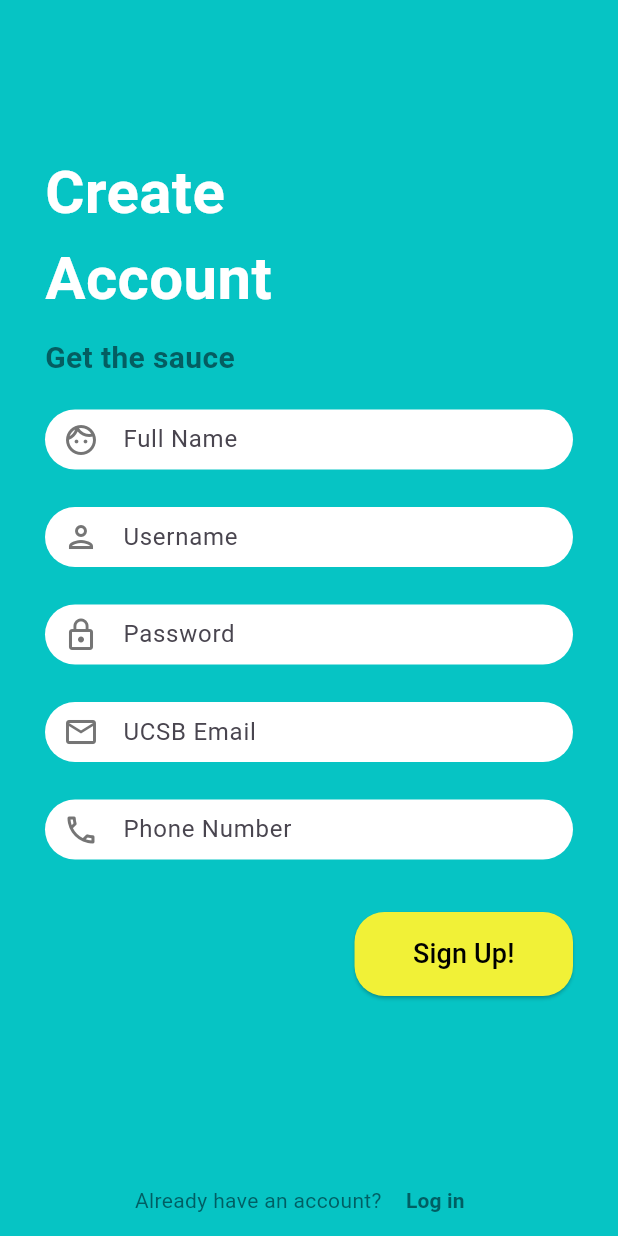
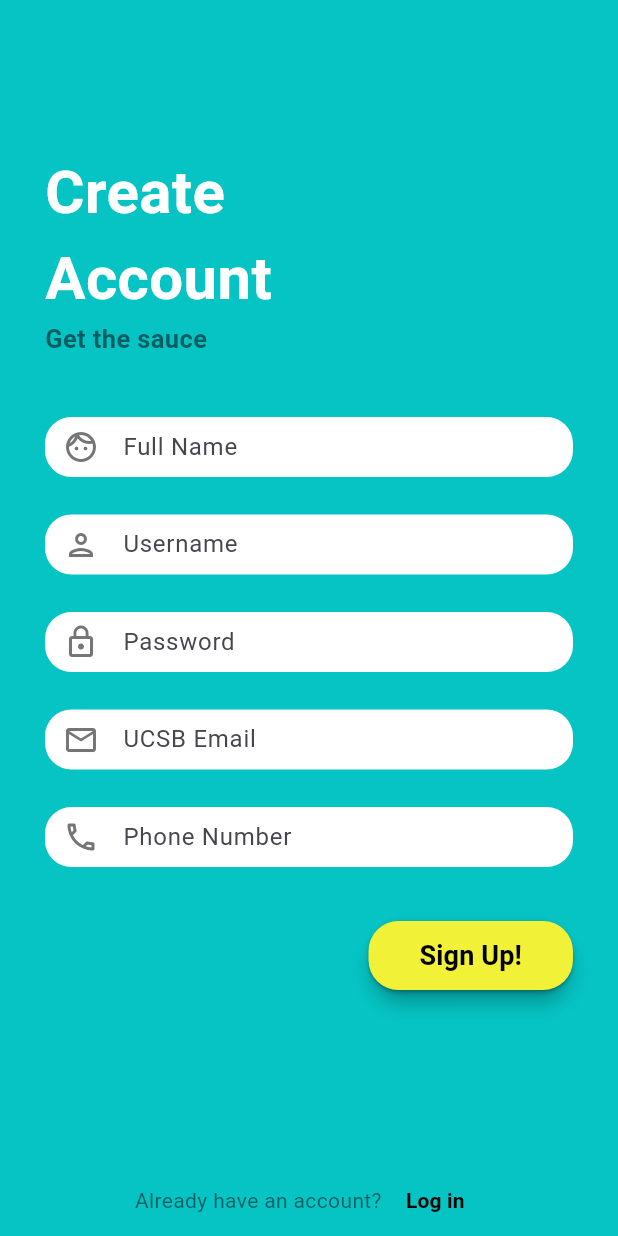
Before and after one commit to PSYCHNERD2512/psych_codes, a Flutter app: the screen it shows after launch, after a tap on "Create Account", on a phone screen of 412 x 824 dp. Run offline on Flutter 3.47's test engine with Material 3 defaults, Android fonts, the phone set to English and light mode, and no system bars.

Commit message:
app update

```diff
--- a/beta/lib/main.dart
+++ b/beta/lib/main.dart
@@ -50,7 +50,8 @@ class _MyHomePageState extends State<MyHomePage> {
             Container(
               width: double.infinity,
               child: Material(
-                color: Colors.transparent,
+                borderRadius: BorderRadius.circular(25.0),
+                color: Colors.black,
                 elevation: 5,
                 clipBehavior: Clip.none,
                 child: ElevatedButton(
@@ -68,7 +69,7 @@ class _MyHomePageState extends State<MyHomePage> {
                     ),
                     shape: MaterialStateProperty.all<OutlinedBorder>(
                       RoundedRectangleBorder(
-                        borderRadius: BorderRadius.circular(8.0),
+                        borderRadius: BorderRadius.circular(15.0),
                       ),
                     ),
                   ),
@@ -79,8 +80,10 @@ class _MyHomePageState extends State<MyHomePage> {
             Container(
               width: double.infinity,
               child: Material(
+                borderRadius: BorderRadius.circular(25.0),
+                elevation: 5,
+                shadowColor: Colors.black,
                 color: Colors.transparent,
-                elevation: 5,
                 clipBehavior: Clip.none,
                 child: ElevatedButton(
                   onPressed: () {
@@ -102,7 +105,7 @@ class _MyHomePageState extends State<MyHomePage> {
                     ),
                     shape: MaterialStateProperty.all<OutlinedBorder>(
                       RoundedRectangleBorder(
-                        borderRadius: BorderRadius.circular(8.0),
+                        borderRadius: BorderRadius.circular(15.0),
                       ),
                     ),
                   ),
--- a/beta/lib/signup.dart
+++ b/beta/lib/signup.dart
@@ -26,16 +26,16 @@ class SignUpPage extends StatelessWidget {
                   ),
                 ],
               ),
-              SizedBox(height: 10),
+              SizedBox(height: 0),
               Text(
                 "Get the sauce",
                 style: TextStyle(
                   fontWeight: FontWeight.bold,
                   color: Color.fromARGB(255, 4, 93, 97),
-                  fontSize: 20,
+                  fontSize: 17,
                 ),
               ),
-              SizedBox(height: 20),
+              SizedBox(height: 40),
               TextFieldWidget(label: "Full Name", emoji: Icons.face_outlined),
               TextFieldWidget(label: "Username", emoji: Icons.person_outlined),
               TextFieldWidget(label: "Password", emoji: Icons.lock_outline),
@@ -48,16 +48,21 @@ class SignUpPage extends StatelessWidget {
                 children: [
                   Container(
                     child: Material(
+                      borderRadius: BorderRadius.circular(25.0),
+                      elevation: 5,
+                      shadowColor: Colors.black,
                       color: Colors.transparent,
-                      elevation: 0,
                       clipBehavior: Clip.none,
                       child: ElevatedButton(
                         onPressed: () {},
                         child: Padding(
-                          padding: const EdgeInsets.all(15.0),
+                          padding: const EdgeInsets.all(10.0),
                           child: Text(
                             "Sign Up!",
-                            style: TextStyle(fontSize: 18, color: Colors.black),
+                            style: TextStyle(
+                                fontSize: 18,
+                                color: Colors.black,
+                                fontWeight: FontWeight.bold),
                           ),
                         ),
                         style: ButtonStyle(
@@ -90,13 +95,12 @@ class SignUpPage extends StatelessWidget {
                     ),
                   ),
                   Container(
-
                     child: TextButton(
                       onPressed: () {},
                       child: Text(
                         "Log in",
                         style: TextStyle(
-                          color: Color.fromARGB(255, 0, 94, 99),
+                          color: Colors.black,
                           fontSize: 14,
                           fontWeight: FontWeight.bold,
                         ),
@@ -163,7 +167,7 @@ class _TextFieldWidgetState extends State<TextFieldWidget> {
         height: 40,
         decoration: BoxDecoration(
           color: Colors.white,
-          borderRadius: BorderRadius.circular(20.0),
+          borderRadius: BorderRadius.circular(17.5),
         ),
         child: TextField(
           controller: _controller,
```
